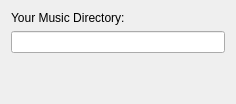
Above: quarkplayer-plugins/FileBrowser/config/FileBrowserConfigWidget.ui from tkrotoff/QuarkPlayer before the change. Below: the same form after it.
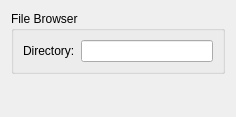
That is the form after the change. Custom widgets are drawn as their Qt base class.

Commit message: Make QtWebKit inside WebBrowser a compilation option: so no more dependency on QtWebKit.dll

```diff
--- a/quarkplayer-plugins/FileBrowser/config/FileBrowserConfigWidget.ui
+++ b/quarkplayer-plugins/FileBrowser/config/FileBrowserConfigWidget.ui
@@ -1,28 +1,37 @@
 <ui version="4.0" >
  <class>FileBrowserConfigWidget</class>
- <widget class="QWidget" name="FileBrowserConfigWidget" >
-  <property name="geometry" >
+ <widget class="QWidget" name="FileBrowserConfigWidget">
+  <property name="geometry">
    <rect>
     <x>0</x>
     <y>0</y>
     <width>232</width>
-    <height>104</height>
+    <height>117</height>
    </rect>
   </property>
-  <layout class="QGridLayout" name="gridLayout" >
-   <item row="0" column="0" >
-    <widget class="QLabel" name="musicDirLabel" >
-     <property name="text" >
-      <string>Your Music Directory:</string>
+  <layout class="QGridLayout" name="gridLayout_2">
+   <item row="0" column="0">
+    <widget class="QGroupBox" name="groupBox">
+     <property name="title">
+      <string>File Browser</string>
      </property>
+     <layout class="QGridLayout" name="gridLayout">
+      <item row="0" column="0">
+       <widget class="QLabel" name="musicDirLabel">
+        <property name="text">
+         <string>Directory:</string>
+        </property>
+       </widget>
+      </item>
+      <item row="0" column="1">
+       <widget class="FileChooserWidget" name="fileChooserWidget"/>
+      </item>
+     </layout>
     </widget>
    </item>
-   <item row="1" column="0" >
-    <widget class="FileChooserWidget" name="fileChooserWidget" />
-   </item>
-   <item row="2" column="0" >
-    <spacer name="verticalSpacer" >
-     <property name="orientation" >
+   <item row="1" column="0">
+    <spacer name="verticalSpacer">
+     <property name="orientation">
       <enum>Qt::Vertical</enum>
      </property>
      <property name="sizeHint" stdset="0" >
```
Left out of the diff: 7 changed lines with no effect on the pictures. The commit also changes 7 other files.
